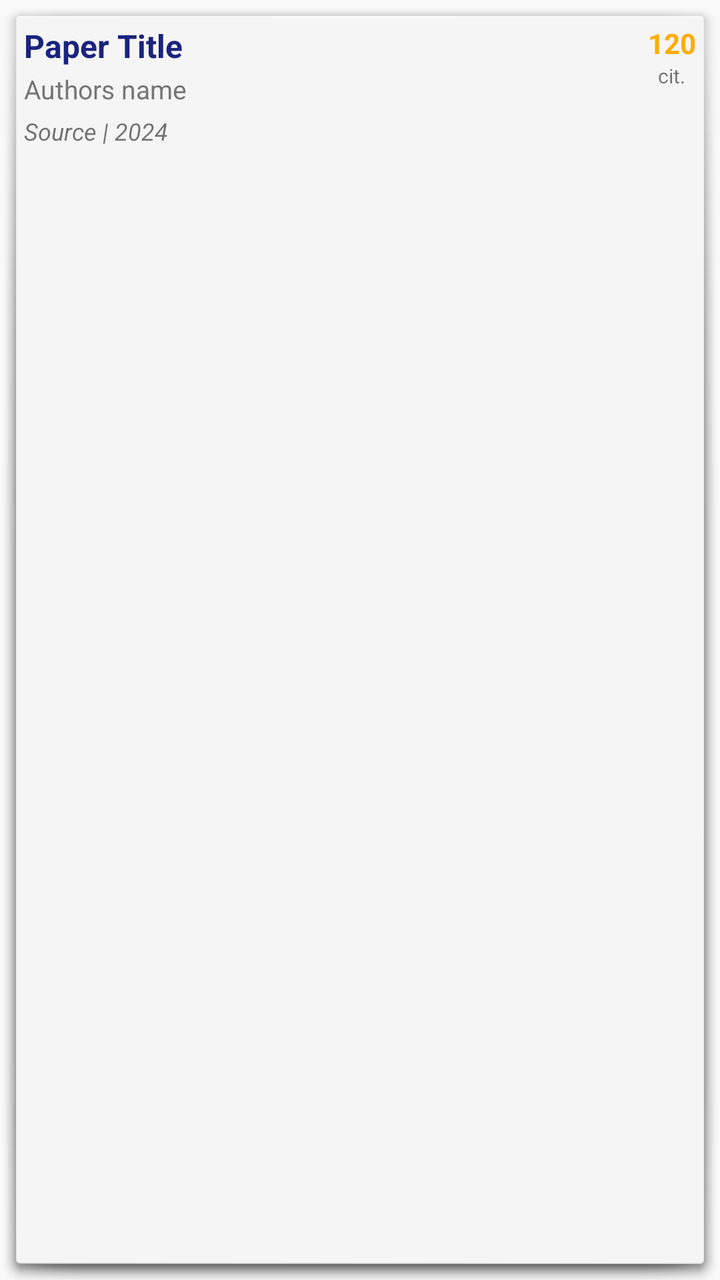
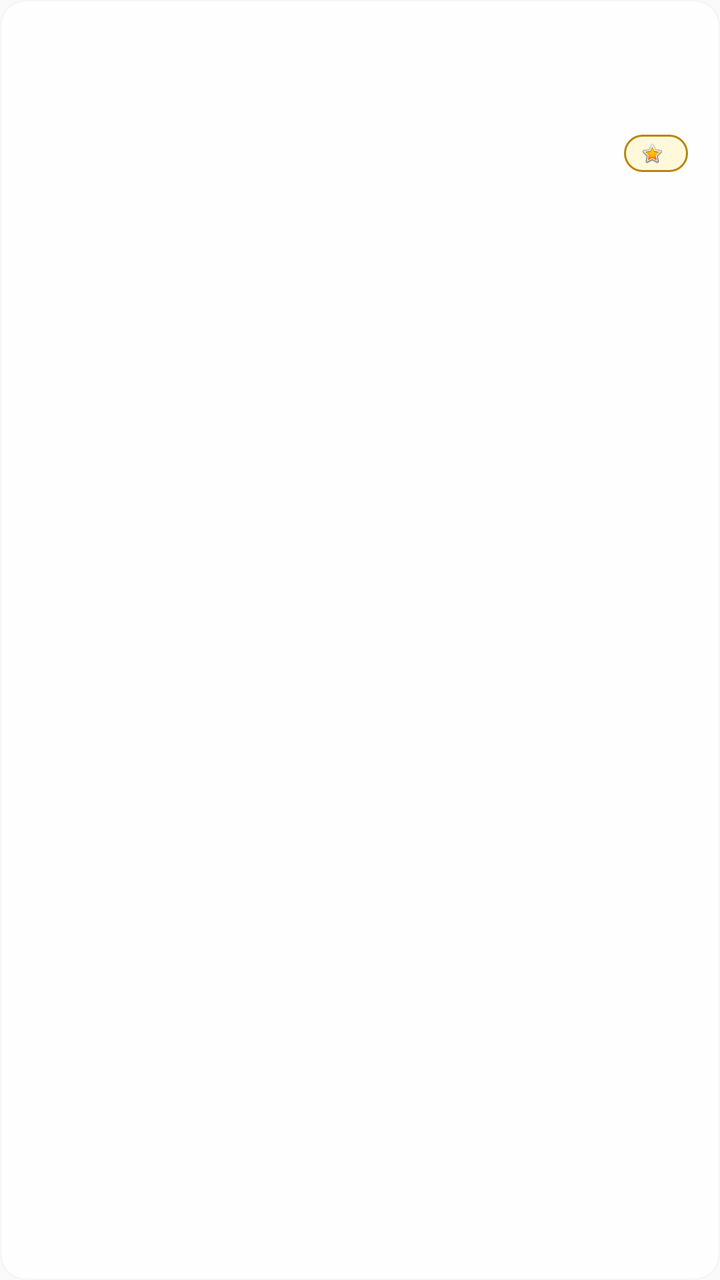

Screens rendered from an Android XML layout before and after an edit, with the pre-edit source and the edit as a unified diff.
<!-- AndroidManifest.xml: application theme Theme.AppCompat.Light.DarkActionBar -->
<!-- res/layout/item_paper.xml -->
<?xml version="1.0" encoding="utf-8"?>
<LinearLayout xmlns:android="http://schemas.android.com/apk/res/android"
    android:layout_width="match_parent"
    android:layout_height="wrap_content"
    android:orientation="horizontal"
    android:padding="12dp"
    android:background="@android:drawable/dialog_holo_light_frame"
    android:layout_marginBottom="4dp">

    <LinearLayout
        android:layout_width="0dp"
        android:layout_height="wrap_content"
        android:layout_weight="1"
        android:orientation="vertical">

        <TextView
            android:id="@+id/tvPaperTitle"
            android:layout_width="match_parent"
            android:layout_height="wrap_content"
            android:text="Paper Title"
            android:textSize="16sp"
            android:textStyle="bold"
            android:textColor="@color/colorPrimary"
            android:maxLines="2"
            android:ellipsize="end"/>

        <TextView
            android:id="@+id/tvPaperAuthors"
            android:layout_width="match_parent"
            android:layout_height="wrap_content"
            android:text="Authors name"
            android:textSize="13sp"
            android:textColor="@color/textColorSecondary"
            android:layout_marginTop="2dp"/>

        <TextView
            android:id="@+id/tvPaperSourceYear"
            android:layout_width="match_parent"
            android:layout_height="wrap_content"
            android:text="Source | 2024"
            android:textSize="12sp"
            android:textStyle="italic"
            android:layout_marginTop="4dp"/>
    </LinearLayout>

    <LinearLayout
        android:layout_width="wrap_content"
        android:layout_height="wrap_content"
        android:orientation="vertical"
        android:gravity="center"
        android:layout_marginStart="8dp">

        <TextView
            android:id="@+id/tvPaperCitations"
            android:layout_width="wrap_content"
            android:layout_height="wrap_content"
            android:text="120"
            android:textStyle="bold"
            android:textColor="@color/colorAccent"/>

        <TextView
            android:layout_width="wrap_content"
            android:layout_height="wrap_content"
            android:text="cit."
            android:textSize="10sp"/>
    </LinearLayout>

</LinearLayout>
<!-- resources referenced by this layout -->
<resources>
  <color name="colorAccent">#FFAB00</color>
  <color name="colorPrimary">#1A237E</color>
  <color name="textColorSecondary">#757575</color>
</resources>

<!-- the commit's change to res/layout/item_paper.xml (unified diff, before → after) -->
@@ -1,68 +1,82 @@
 <?xml version="1.0" encoding="utf-8"?>
 <LinearLayout xmlns:android="http://schemas.android.com/apk/res/android"
+    xmlns:app="http://schemas.android.com/apk/res-auto"
     android:layout_width="match_parent"
     android:layout_height="wrap_content"
-    android:orientation="horizontal"
-    android:padding="12dp"
-    android:background="@android:drawable/dialog_holo_light_frame"
-    android:layout_marginBottom="4dp">
+    android:orientation="vertical"
+    android:padding="16dp"
+    android:background="@drawable/bg_card_academic"
+    android:layout_marginBottom="8dp"
+    android:elevation="1dp">
+
+    <TextView
+        android:id="@+id/tvPaperTitle"
+        android:layout_width="match_parent"
+        android:layout_height="wrap_content"
+        android:textSize="16sp"
+        android:textStyle="bold"
+        android:textColor="@color/text_title"
+        android:shadowColor="#40000000"
+        android:shadowDx="1"
+        android:shadowDy="1"
+        android:shadowRadius="1"
+        android:layout_marginBottom="4dp" />
+
+    <TextView
+        android:id="@+id/tvPaperAuthors"
+        android:layout_width="match_parent"
+        android:layout_height="wrap_content"
+        android:textSize="13sp"
+        android:textColor="@color/text_body"
+        android:shadowColor="#20000000"
+        android:shadowDx="1"
+        android:shadowDy="1"
+        android:shadowRadius="1"
+        android:layout_marginBottom="8dp" />
 
     <LinearLayout
-        android:layout_width="0dp"
+        android:layout_width="match_parent"
         android:layout_height="wrap_content"
-        android:layout_weight="1"
-        android:orientation="vertical">
-
-        <TextView
-            android:id="@+id/tvPaperTitle"
-            android:layout_width="match_parent"
-            android:layout_height="wrap_content"
-            android:text="Paper Title"
-            android:textSize="16sp"
-            android:textStyle="bold"
-            android:textColor="@color/colorPrimary"
-            android:maxLines="2"
-            android:ellipsize="end"/>
-
-        <TextView
-            android:id="@+id/tvPaperAuthors"
-            android:layout_width="match_parent"
-            android:layout_height="wrap_content"
-            android:text="Authors name"
-            android:textSize="13sp"
-            android:textColor="@color/textColorSecondary"
-            android:layout_marginTop="2dp"/>
+        android:orientation="horizontal"
+        android:gravity="center_vertical">
 
         <TextView
             android:id="@+id/tvPaperSourceYear"
-            android:layout_width="match_parent"
-            android:layout_height="wrap_content"
-            android:text="Source | 2024"
-            android:textSize="12sp"
-            android:textStyle="italic"
-            android:layout_marginTop="4dp"/>
-    </LinearLayout>
-
-    <LinearLayout
-        android:layout_width="wrap_content"
-        android:layout_height="wrap_content"
-        android:orientation="vertical"
-        android:gravity="center"
-        android:layout_marginStart="8dp">
-
-        <TextView
-            android:id="@+id/tvPaperCitations"
             android:layout_width="wrap_content"
             android:layout_height="wrap_content"
-            android:text="120"
-            android:textStyle="bold"
-            android:textColor="@color/colorAccent"/>
+            android:textSize="12sp"
+            android:textColor="@color/text_muted" />
 
-        <TextView
+        <View
+            android:layout_width="0dp"
+            android:layout_height="0dp"
+            android:layout_weight="1" />
+
+        <LinearLayout
             android:layout_width="wrap_content"
             android:layout_height="wrap_content"
-            android:text="cit."
-            android:textSize="10sp"/>
+            android:orientation="horizontal"
+            android:gravity="center_vertical"
+            android:paddingHorizontal="8dp"
+            android:paddingVertical="2dp"
+            android:background="@drawable/bg_badge_gold">
+
+            <ImageView
+                android:layout_width="12dp"
+                android:layout_height="12dp"
+                android:src="@android:drawable/btn_star_big_on"
+                app:tint="@color/gold_accent"
+                android:contentDescription="Citations"
+                android:layout_marginEnd="4dp" />
+
+            <TextView
+                android:id="@+id/tvPaperCitations"
+                android:layout_width="wrap_content"
+                android:layout_height="wrap_content"
+                android:textSize="11sp"
+                android:textColor="@color/gold_accent"
+                android:textStyle="bold" />
+        </LinearLayout>
+
     </LinearLayout>
-
 </LinearLayout>
<!-- resource entries referenced after the edit -->
@@ -1,7 +1,22 @@
 <!-- resources referenced by this layout -->
 <resources>
-  <color name="colorAccent">#FFAB00</color>
-  <color name="colorPrimary">#1A237E</color>
-  <color name="textColorSecondary">#757575</color>
+  <color name="gold_accent">#B8860B</color>
+  <color name="text_body">#334E68</color>
+  <color name="text_muted">#627D98</color>
+  <color name="text_title">#102A43</color>
+  <!-- drawable bg_badge_gold (drawable) -->
+  <?xml version="1.0" encoding="utf-8"?>
+  <shape xmlns:android="http://schemas.android.com/apk/res/android">
+      <solid android:color="#FFF9DB" />
+      <corners android:radius="16dp" />
+      <stroke android:width="1dp" android:color="@color/gold_accent" />
+  </shape>
+  <!-- drawable bg_card_academic (drawable) -->
+  <?xml version="1.0" encoding="utf-8"?>
+  <shape xmlns:android="http://schemas.android.com/apk/res/android">
+      <solid android:color="#CCFFFFFF" />
+      <corners android:radius="12dp" />
+      <stroke android:width="1dp" android:color="#40D9E2EC" />
+  </shape>
 </resources>
 
